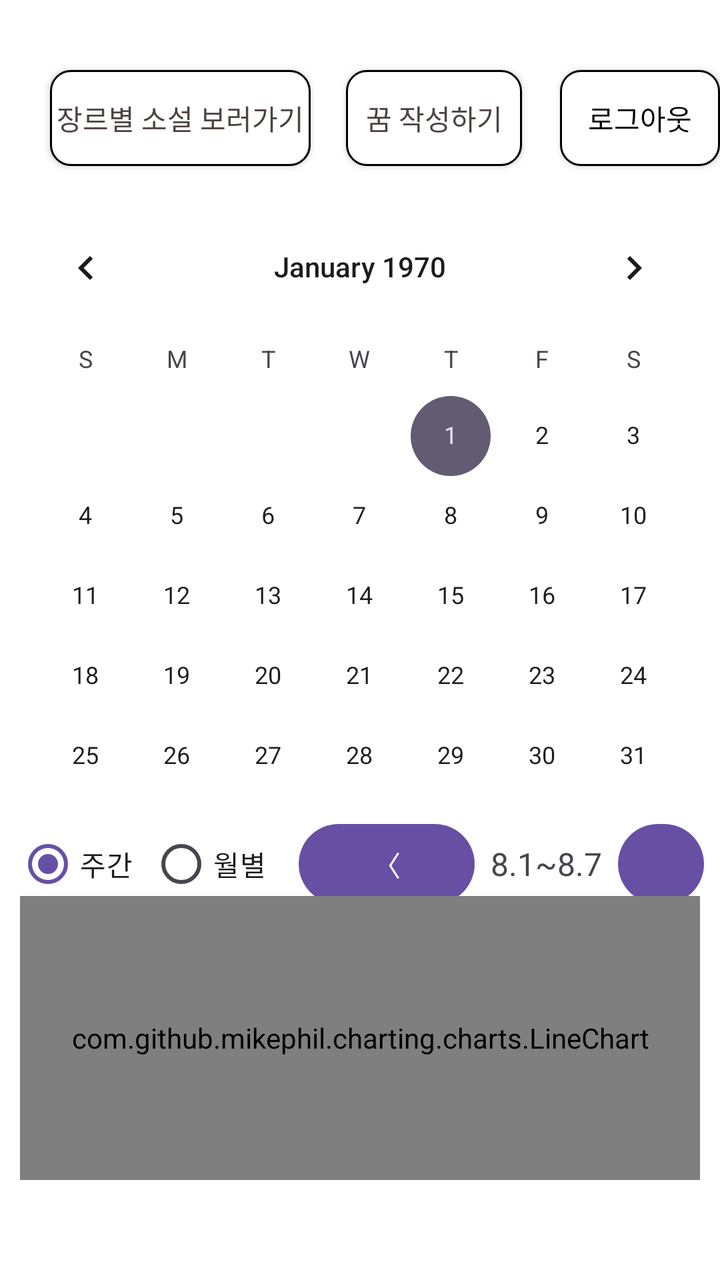
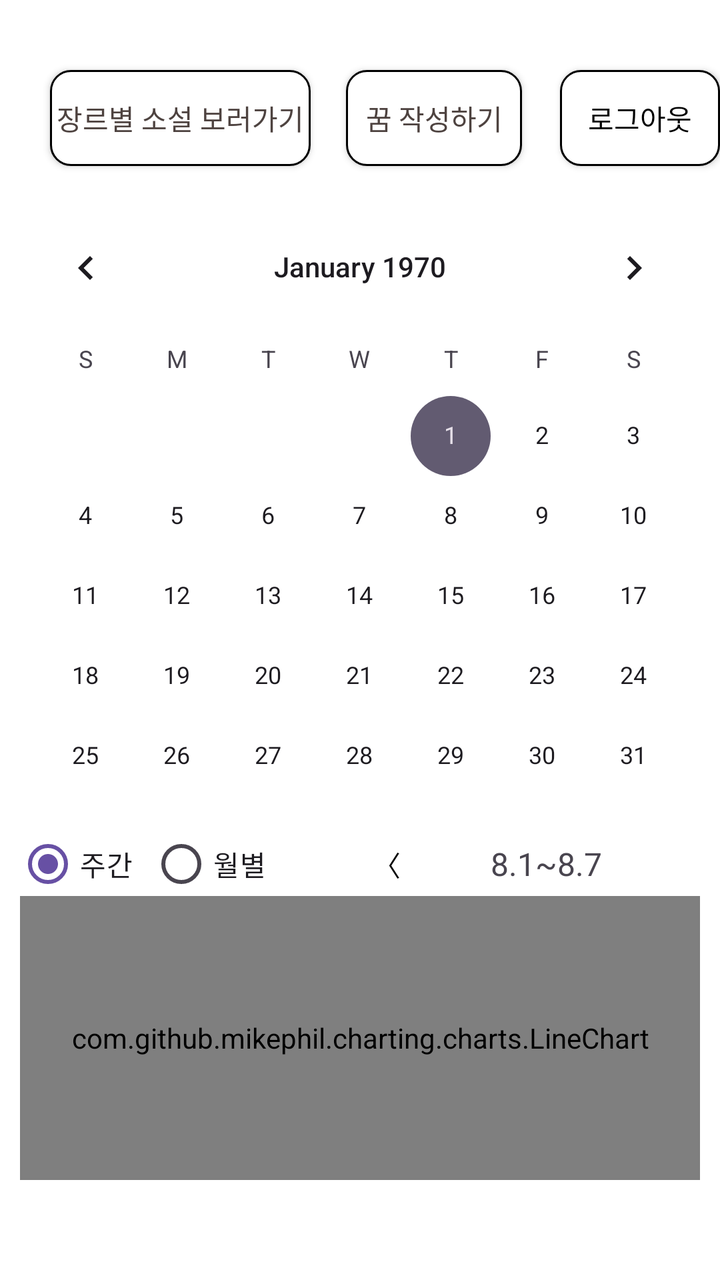

Two renders of the same Android screen: before a commit and after it. Below are the layout's source before the change and the commit's diff.
<!-- AndroidManifest.xml: application theme Theme.Material3.DayNight.NoActionBar -->
<!-- res/layout/activity_home.xml -->
<?xml version="1.0" encoding="utf-8"?>
<RelativeLayout xmlns:android="http://schemas.android.com/apk/res/android"
    android:layout_width="match_parent"
    android:layout_height="match_parent"
    android:background="#ffffff">


    <android.widget.Button
        android:id="@+id/btn_nov"
        android:layout_width="wrap_content"
        android:layout_height="wrap_content"
        android:layout_marginTop="35dp"
        android:layout_marginStart="25dp"
        android:background="@drawable/rounded_button_2"
        android:text=" 장르별 소설 보러가기 "
        android:textColor="#4E4340"/>

    <android.widget.Button
        android:id="@+id/buttonGoToDiary"
        android:layout_width="wrap_content"
        android:layout_height="wrap_content"
        android:layout_marginTop="35dp"
        android:layout_marginStart="173dp"
        android:text="꿈 작성하기"
        android:background="@drawable/rounded_button_2"
        android:textColor="#4E4340"/>

    <android.widget.Button
        android:id="@+id/btnLogout"
        android:layout_width="wrap_content"
        android:layout_height="wrap_content"
        android:layout_marginTop="35dp"
        android:layout_marginStart="280dp"
        android:background="@drawable/rounded_button_2"
        android:text="로그아웃"
        android:textColor="#000000"/>

    <CalendarView
        android:id="@+id/calendarView"
        android:layout_width="match_parent"
        android:layout_height="wrap_content"
        android:layout_centerHorizontal="true"
        android:layout_marginTop="100dp"/>

    <LinearLayout
        android:orientation="horizontal"
        android:gravity="center_vertical"
        android:layout_width="match_parent"
        android:layout_height="wrap_content"
        android:layout_marginTop="400dp"
        android:padding="8dp">

        <RadioGroup
            android:id="@+id/radioGroupPeriod"
            android:layout_width="wrap_content"
            android:layout_height="wrap_content"
            android:orientation="horizontal">

            <RadioButton
                android:id="@+id/radioWeekly"
                android:layout_width="wrap_content"
                android:layout_height="wrap_content"
                android:text="주간"
                android:checked="true"/>

            <RadioButton
                android:id="@+id/radioMonthly"
                android:layout_width="wrap_content"
                android:layout_height="wrap_content"
                android:text="월별"
                android:layout_marginStart="8dp"/>
        </RadioGroup>

        <Button
            android:id="@+id/btnPrev"
            android:layout_width="wrap_content"
            android:layout_height="wrap_content"
            android:text="〈"
            android:layout_marginStart="16dp"/>

        <TextView
            android:id="@+id/tvPeriod"
            android:layout_width="wrap_content"
            android:layout_height="wrap_content"
            android:text="8.1~8.7"
            android:textSize="16sp"
            android:layout_marginStart="8dp"
            android:layout_marginEnd="8dp"/>

        <Button
            android:id="@+id/btnNext"
            android:layout_width="wrap_content"
            android:layout_height="wrap_content"
            android:text="〉"/>
    </LinearLayout>

    <com.github.mikephil.charting.charts.LineChart
        android:id="@+id/lineChart"
        android:layout_width="match_parent"
        android:layout_height="300dp"
        android:layout_below="@id/calendarView"
        android:layout_marginStart="10dp"
        android:layout_marginTop="10dp"
        android:layout_marginEnd="10dp"
        android:layout_marginBottom="50dp" />

</RelativeLayout>
<!-- resources referenced by this layout -->
<resources>
  <!-- drawable rounded_button_2 (drawable) -->
  <?xml version="1.0" encoding="utf-8"?>
  <shape xmlns:android="http://schemas.android.com/apk/res/android">
      <solid android:color="#ffffff"/> 
      <corners android:radius="10dp"/> 
      <stroke android:color="#000000" android:width="1dp"/> 
  </shape>
</resources>

<!-- the commit's change to res/layout/activity_home.xml (unified diff, before → after) -->
@@ -76,8 +76,9 @@
             android:layout_width="wrap_content"
             android:layout_height="wrap_content"
             android:text="〈"
-            android:layout_marginStart="16dp"/>
-
+            android:layout_marginStart="16dp"
+            android:background="@android:color/transparent"
+            android:textColor="@android:color/black" />
         <TextView
             android:id="@+id/tvPeriod"
             android:layout_width="wrap_content"
@@ -91,7 +92,9 @@
             android:id="@+id/btnNext"
             android:layout_width="wrap_content"
             android:layout_height="wrap_content"
-            android:text="〉"/>
+            android:text="〉"
+            android:background="@android:color/transparent"
+            android:textColor="@android:color/black" />
     </LinearLayout>
 
     <com.github.mikephil.charting.charts.LineChart
